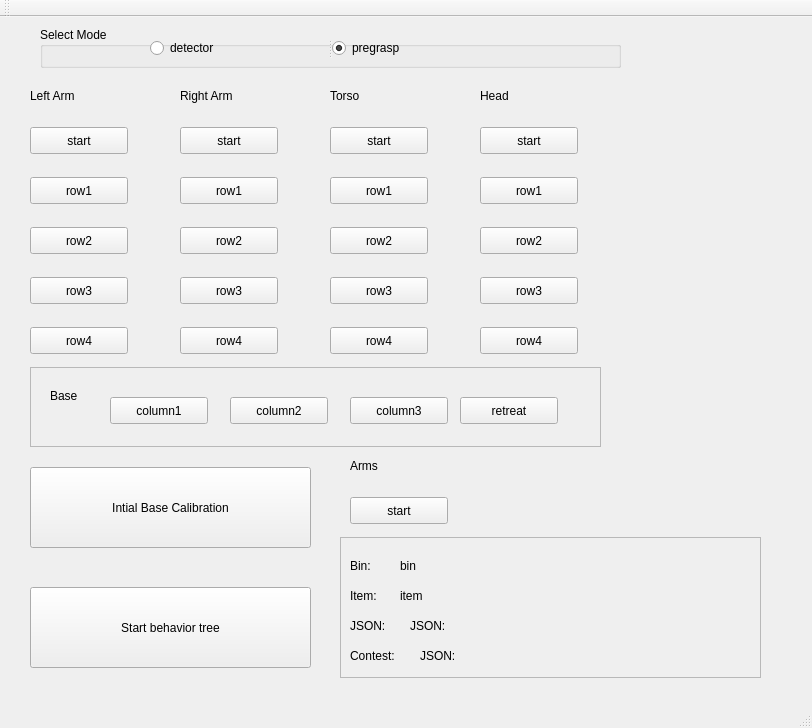
This is rqt_amazon_challenge/resource/pr2amazonchallenge.ui in CoffeRobot/amazon_challenge as Qt 5 draws it before an edit. The edited form follows.
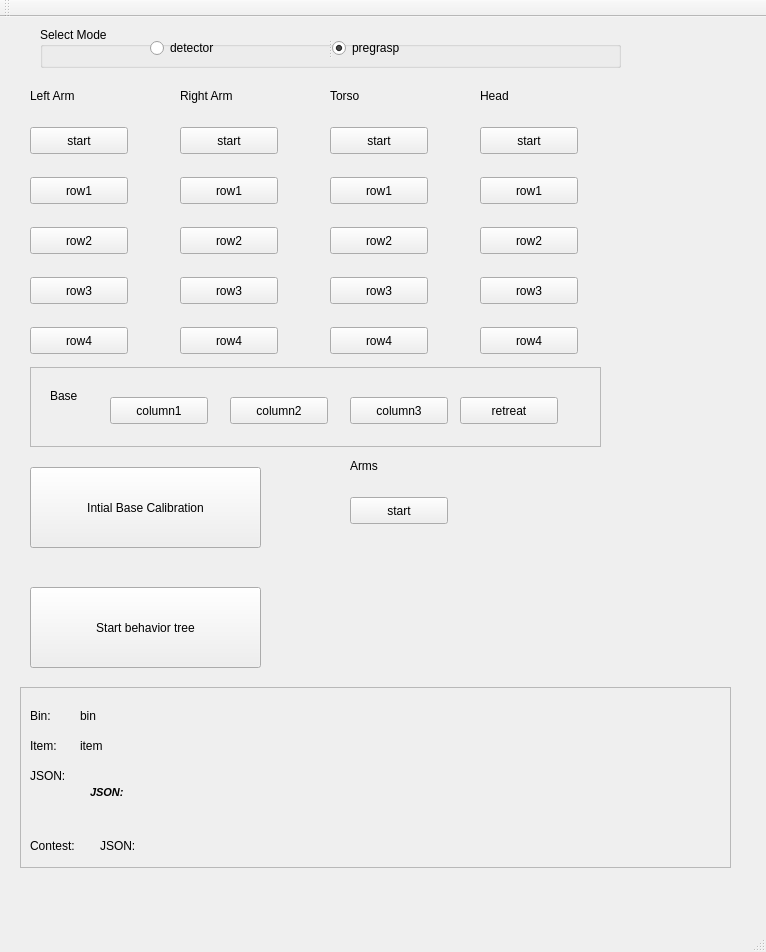
This is the edited form.

Commit message: GUI: minor change in display of json file

What changed in the file:
```diff
--- a/rqt_amazon_challenge/resource/pr2amazonchallenge.ui
+++ b/rqt_amazon_challenge/resource/pr2amazonchallenge.ui
@@ -6,8 +6,8 @@
    <rect>
     <x>0</x>
     <y>0</y>
-    <width>812</width>
-    <height>728</height>
+    <width>766</width>
+    <height>952</height>
    </rect>
   </property>
   <property name="windowTitle">
@@ -253,7 +253,7 @@
      <rect>
       <x>30</x>
       <y>450</y>
-      <width>281</width>
+      <width>231</width>
       <height>81</height>
      </rect>
     </property>
@@ -493,7 +493,7 @@
      <rect>
       <x>30</x>
       <y>570</y>
-      <width>281</width>
+      <width>231</width>
       <height>81</height>
      </rect>
     </property>
@@ -504,10 +504,10 @@
    <widget class="QFrame" name="frame_3">
     <property name="geometry">
      <rect>
-      <x>340</x>
-      <y>520</y>
-      <width>421</width>
-      <height>141</height>
+      <x>20</x>
+      <y>670</y>
+      <width>711</width>
+      <height>181</height>
      </rect>
     </property>
     <property name="frameShape">
@@ -586,10 +586,18 @@
       <rect>
        <x>70</x>
        <y>80</y>
-       <width>311</width>
-       <height>17</height>
+       <width>631</width>
+       <height>51</height>
       </rect>
      </property>
+     <property name="font">
+      <font>
+       <pointsize>8</pointsize>
+       <weight>75</weight>
+       <italic>true</italic>
+       <bold>true</bold>
+      </font>
+     </property>
      <property name="text">
       <string>JSON: </string>
      </property>
@@ -598,7 +606,7 @@
      <property name="geometry">
       <rect>
        <x>10</x>
-       <y>110</y>
+       <y>150</y>
        <width>66</width>
        <height>17</height>
       </rect>
@@ -611,8 +619,8 @@
      <property name="geometry">
       <rect>
        <x>80</x>
-       <y>110</y>
-       <width>281</width>
+       <y>150</y>
+       <width>601</width>
        <height>17</height>
       </rect>
      </property>
```
Left out of the diff: 34 changed lines with no effect on the pictures.
